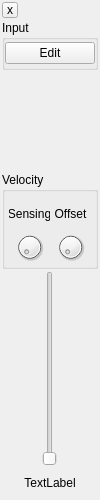
Before: the Qt Designer form src/ZMS/channel/channelstripwidget.ui in wtrsltnk/zynmusicstudio, drawn with Qt 5.
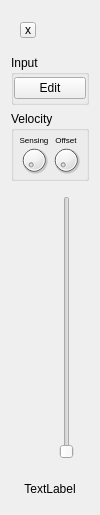
After: the same form once the commit is applied. Custom widgets are drawn as their Qt base class.

Commit message:
Effect and Send buttons strips updated
The ui for send and effect buttons is now linked by slots & signals to
their data instances from mixer.

The edit to the form file:
```diff
--- a/src/ZMS/channel/channelstripwidget.ui
+++ b/src/ZMS/channel/channelstripwidget.ui
@@ -7,7 +7,7 @@
     <x>0</x>
     <y>0</y>
     <width>100</width>
-    <height>500</height>
+    <height>515</height>
    </rect>
   </property>
   <property name="sizePolicy">
@@ -24,33 +24,18 @@
   </property>
   <property name="maximumSize">
    <size>
-    <width>100</width>
+    <width>16777215</width>
     <height>16777215</height>
    </size>
   </property>
   <property name="windowTitle">
    <string>Form</string>
   </property>
-  <layout class="QGridLayout" name="gridLayout">
-   <property name="leftMargin">
-    <number>2</number>
-   </property>
-   <property name="topMargin">
-    <number>2</number>
-   </property>
-   <property name="rightMargin">
-    <number>2</number>
-   </property>
-   <property name="bottomMargin">
-    <number>2</number>
-   </property>
-   <property name="horizontalSpacing">
-    <number>0</number>
-   </property>
-   <property name="verticalSpacing">
-    <number>2</number>
-   </property>
-   <item row="0" column="0">
+  <layout class="QVBoxLayout" name="channelParts">
+   <item>
+    <widget class="QWidget" name="wClose" native="true">
+     <layout class="QHBoxLayout" name="horizontalLayout_3">
+      <item>
     <widget class="QToolButton" name="btnClose">
      <property name="minimumSize">
       <size>
@@ -69,55 +54,23 @@
      </property>
     </widget>
    </item>
-   <item row="5" column="1" rowspan="2">
-    <widget class="QSlider" name="volume">
-     <property name="minimumSize">
-      <size>
-       <width>0</width>
-       <height>150</height>
-      </size>
-     </property>
-     <property name="maximum">
-      <number>127</number>
-     </property>
+      <item>
+       <spacer name="horizontalSpacer">
      <property name="orientation">
-      <enum>Qt::Vertical</enum>
-     </property>
-    </widget>
-   </item>
-   <item row="7" column="0" colspan="3">
-    <widget class="QLabel" name="lblName">
-     <property name="minimumSize">
+         <enum>Qt::Horizontal</enum>
+        </property>
+        <property name="sizeHint" stdset="0">
       <size>
-       <width>0</width>
-       <height>30</height>
-      </size>
-     </property>
-     <property name="maximumSize">
-      <size>
-       <width>16777215</width>
-       <height>30</height>
-      </size>
-     </property>
-     <property name="text">
-      <string>TextLabel</string>
-     </property>
-     <property name="alignment">
-      <set>Qt::AlignCenter</set>
-     </property>
-    </widget>
-   </item>
-   <item row="2" column="0" colspan="3">
-    <widget class="EffectButtonStrip" name="effectstrip" native="true">
-     <property name="minimumSize">
-      <size>
-       <width>0</width>
+          <width>40</width>
        <height>20</height>
       </size>
      </property>
+       </spacer>
+      </item>
+     </layout>
     </widget>
    </item>
-   <item row="1" column="0" colspan="3">
+   <item>
     <widget class="QGroupBox" name="groupBox">
      <property name="minimumSize">
       <size>
@@ -160,20 +113,7 @@
      </layout>
     </widget>
    </item>
-   <item row="5" column="2" rowspan="2">
-    <widget class="QWidget" name="vuRight" native="true"/>
-   </item>
-   <item row="5" column="0" rowspan="2">
-    <widget class="QWidget" name="vuLeft" native="true">
-     <property name="minimumSize">
-      <size>
-       <width>40</width>
-       <height>0</height>
-      </size>
-     </property>
-    </widget>
-   </item>
-   <item row="4" column="0" colspan="3">
+   <item>
     <widget class="QGroupBox" name="grpVelocity">
      <property name="minimumSize">
       <size>
@@ -181,6 +121,12 @@
        <height>70</height>
       </size>
      </property>
+     <property name="maximumSize">
+      <size>
+       <width>16777215</width>
+       <height>70</height>
+      </size>
+     </property>
      <property name="title">
       <string>Velocity</string>
      </property>
@@ -207,6 +153,11 @@
         </property>
         <item>
          <widget class="QLabel" name="lblSensing">
+          <property name="font">
+           <font>
+            <pointsize>6</pointsize>
+           </font>
+          </property>
           <property name="text">
            <string>Sensing</string>
           </property>
@@ -246,6 +197,11 @@
         </property>
         <item>
          <widget class="QLabel" name="lblOffset">
+          <property name="font">
+           <font>
+            <pointsize>6</pointsize>
+           </font>
+          </property>
           <property name="text">
            <string>Offset</string>
           </property>
@@ -281,16 +237,65 @@
      </layout>
     </widget>
    </item>
-  </layout>
- </widget>
- <customwidgets>
-  <customwidget>
-   <class>EffectButtonStrip</class>
-   <extends>QWidget</extends>
-   <header>channel/effectbuttonstrip.h</header>
-   <container>1</container>
-  </customwidget>
- </customwidgets>
+   <item>
+    <widget class="QWidget" name="widget" native="true">
+     <layout class="QHBoxLayout" name="horizontalLayout_2">
+      <item>
+       <widget class="QWidget" name="vuLeft" native="true">
+        <property name="minimumSize">
+         <size>
+          <width>40</width>
+          <height>0</height>
+         </size>
+        </property>
+       </widget>
+      </item>
+      <item>
+       <widget class="QSlider" name="volume">
+        <property name="minimumSize">
+         <size>
+          <width>0</width>
+          <height>150</height>
+         </size>
+        </property>
+        <property name="maximum">
+         <number>127</number>
+        </property>
+        <property name="orientation">
+         <enum>Qt::Vertical</enum>
+        </property>
+       </widget>
+      </item>
+      <item>
+       <widget class="QWidget" name="vuRight" native="true"/>
+      </item>
+     </layout>
+    </widget>
+   </item>
+   <item>
+    <widget class="QLabel" name="lblName">
+     <property name="minimumSize">
+      <size>
+       <width>0</width>
+       <height>30</height>
+      </size>
+     </property>
+     <property name="maximumSize">
+      <size>
+       <width>16777215</width>
+       <height>30</height>
+      </size>
+     </property>
+     <property name="text">
+      <string>TextLabel</string>
+     </property>
+     <property name="alignment">
+      <set>Qt::AlignCenter</set>
+     </property>
+    </widget>
+   </item>
+  </layout>
+ </widget>
  <resources/>
  <connections/>
 </ui>
```
Lines whose indentation alone changed are shown as unchanged. The commit also changes 20 other files.
